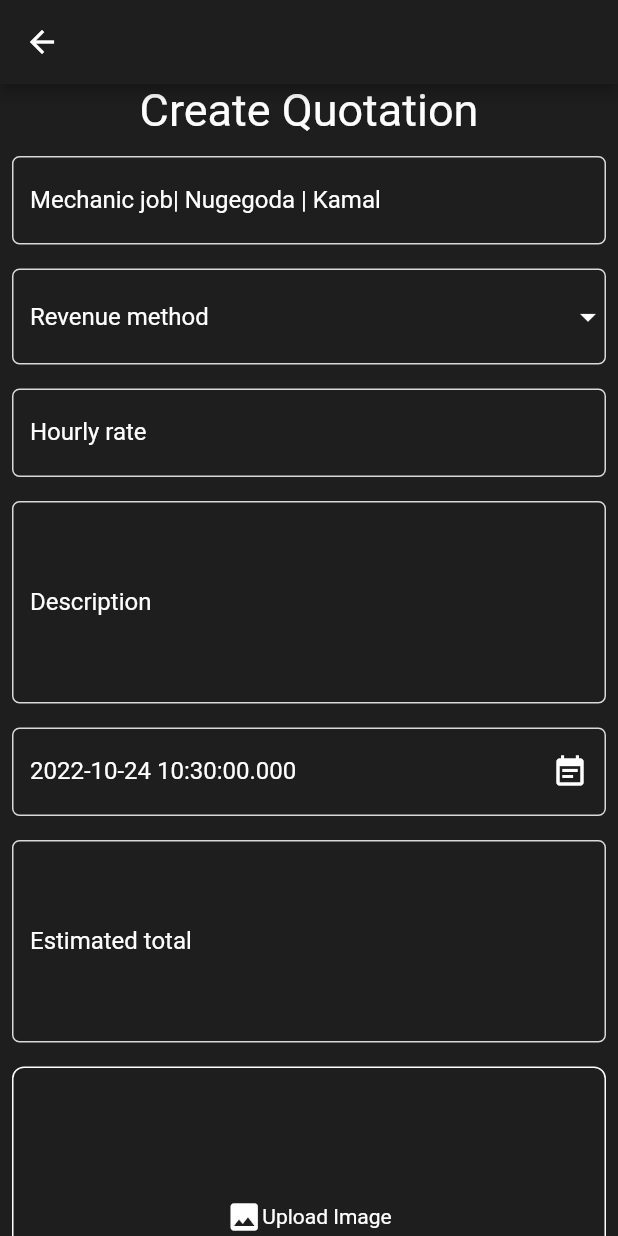
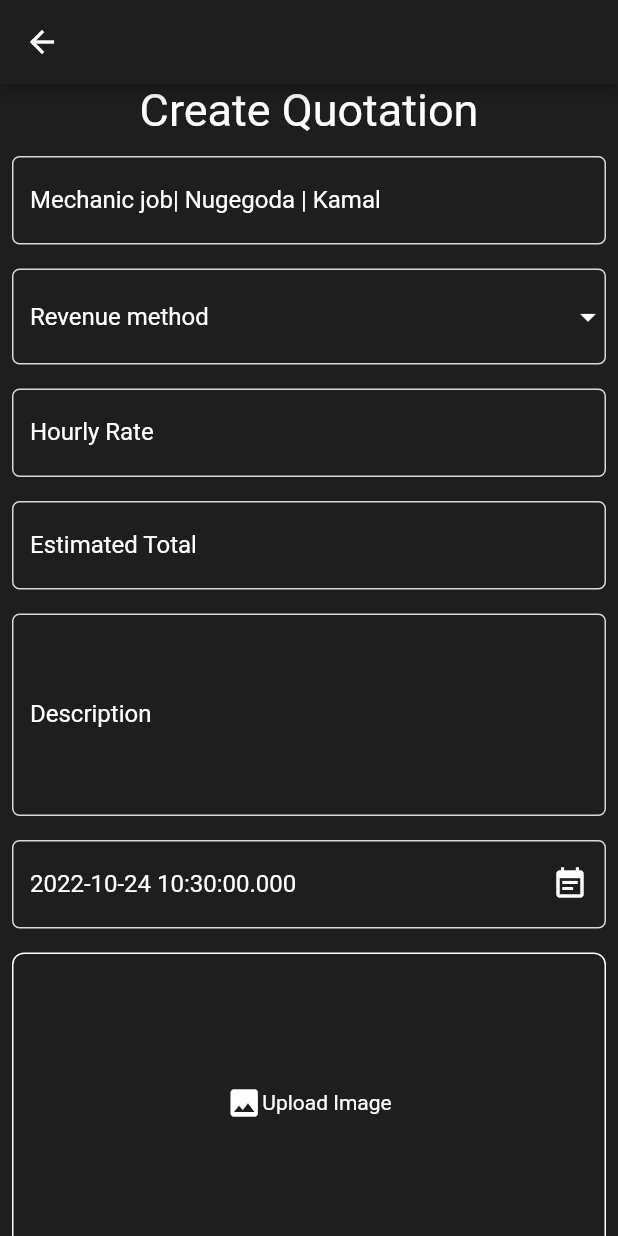
Before and after one commit to TeamHandyman/handymanbusiness, a Flutter app: the QuotationScreen screen opened by its route, on a phone screen of 412 x 824 dp. Run offline on Flutter 3.47's test engine with Material 2 defaults, Android fonts, the phone set to English and light mode, and no system bars; our stand-ins replace date_field, dio, fluttertoast, image_picker, shared_preferences; missing offline and left inert: cloudinary, dart:ffi, jwt_decode, onesignal_flutter, progress_indicator_button; accounts and stored records are empty.

Commit message:
quotation minor change

```diff
--- a/lib/WorkerScreens/WorkerSubscreens/quotation.dart
+++ b/lib/WorkerScreens/WorkerSubscreens/quotation.dart
@@ -135,7 +135,7 @@ class _QuotationScreenState extends State<QuotationScreen> {
                     decoration: InputDecoration(
                       labelText: chooseRevenueMethod == revenueMethods[0]
                           ? 'Hourly rate not available in contract basis mode'
-                          : 'Hourly rate',
+                          : 'Hourly Rate',
                       fillColor: Colors.white,
                       enabled: chooseRevenueMethod == revenueMethods[0]
                           ? false
@@ -162,6 +162,48 @@ class _QuotationScreenState extends State<QuotationScreen> {
                       ),
                     ),
                     keyboardType: TextInputType.number,
+                  ),
+                ),
+                Padding(
+                  padding: const EdgeInsets.all(8.0),
+                  child: TextFormField(
+                    style: TextStyle(color: Colors.white),
+                    decoration: InputDecoration(
+                      labelText: chooseRevenueMethod == revenueMethods[1]
+                          ? 'Estimated total not available in hourly rate mode'
+                          : 'Estimated Total',
+                      labelStyle: TextStyle(
+                          color: chooseRevenueMethod == revenueMethods[1]
+                              ? Colors.white54
+                              : Colors.white,
+                          fontStyle: chooseRevenueMethod == revenueMethods[1]
+                              ? FontStyle.italic
+                              : FontStyle.normal),
+                      enabled: chooseRevenueMethod == revenueMethods[1]
+                          ? false
+                          : true,
+                      disabledBorder: OutlineInputBorder(
+                        borderSide: BorderSide(color: Colors.white54),
+                        borderRadius: BorderRadius.circular(5),
+                      ),
+                      enabledBorder: OutlineInputBorder(
+                        borderSide:
+                            BorderSide(color: Theme.of(context).shadowColor),
+                        borderRadius: BorderRadius.circular(5),
+                      ),
+                      focusedBorder: OutlineInputBorder(
+                        borderSide: BorderSide(color: Colors.white),
+                        borderRadius: BorderRadius.circular(5),
+                      ),
+                    ),
+                    // maxLines: 5,
+                    keyboardType: TextInputType.number,
+                    validator: (value) {
+                      if (value.isEmpty) {
+                        return 'Please enter a total';
+                      }
+                      return null;
+                    },
                   ),
                 ),
                 Padding(
@@ -226,33 +268,6 @@ class _QuotationScreenState extends State<QuotationScreen> {
                       ),
                       // enabledBorder: InputBorder(borderSide: )
                     ),
-                  ),
-                ),
-                Padding(
-                  padding: const EdgeInsets.all(8.0),
-                  child: TextFormField(
-                    style: TextStyle(color: Colors.white),
-                    decoration: InputDecoration(
-                      labelText: 'Estimated total',
-                      labelStyle: TextStyle(color: Colors.white),
-                      enabledBorder: OutlineInputBorder(
-                        borderSide:
-                            BorderSide(color: Theme.of(context).shadowColor),
-                        borderRadius: BorderRadius.circular(5),
-                      ),
-                      focusedBorder: OutlineInputBorder(
-                        borderSide: BorderSide(color: Colors.white),
-                        borderRadius: BorderRadius.circular(5),
-                      ),
-                    ),
-                    maxLines: 5,
-                    keyboardType: TextInputType.number,
-                    validator: (value) {
-                      if (value.isEmpty) {
-                        return 'Please enter a total';
-                      }
-                      return null;
-                    },
                   ),
                 ),
                 Padding(
```
